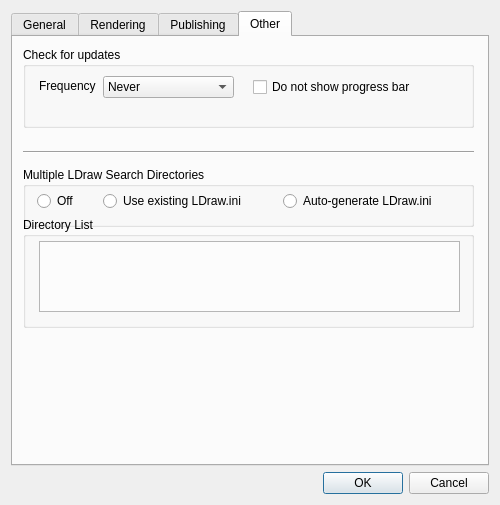
First picture: the form in mainApp/preferences.ui, repository trevorsandy/lpub3d, before the edit.
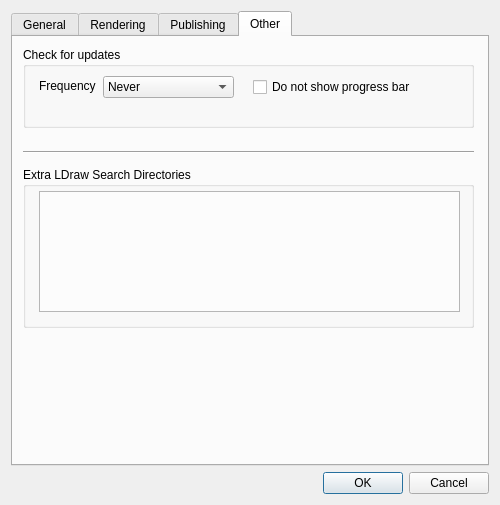
Second picture: the form after the edit.

```diff
--- a/mainApp/preferences.ui
+++ b/mainApp/preferences.ui
@@ -891,65 +891,13 @@
         <enum>Qt::Horizontal</enum>
        </property>
       </widget>
-      <widget class="QGroupBox" name="groupBoxLDrawIni">
-       <property name="geometry">
-        <rect>
-         <x>10</x>
-         <y>130</y>
-         <width>451</width>
-         <height>60</height>
-        </rect>
-       </property>
-       <property name="title">
-        <string>Multiple LDraw Search Directories</string>
-       </property>
-       <widget class="QRadioButton" name="radioSDUseExisting">
-        <property name="geometry">
-         <rect>
-          <x>80</x>
-          <y>24</y>
-          <width>181</width>
-          <height>20</height>
-         </rect>
-        </property>
-        <property name="text">
-         <string>Use existing LDraw.ini</string>
-        </property>
-       </widget>
-       <widget class="QRadioButton" name="radioSDAutoGenerate">
-        <property name="geometry">
-         <rect>
-          <x>260</x>
-          <y>24</y>
-          <width>191</width>
-          <height>20</height>
-         </rect>
-        </property>
-        <property name="text">
-         <string>Auto-generate LDraw.ini</string>
-        </property>
-       </widget>
-       <widget class="QRadioButton" name="redioSDOff">
-        <property name="geometry">
-         <rect>
-          <x>14</x>
-          <y>24</y>
-          <width>71</width>
-          <height>20</height>
-         </rect>
-        </property>
-        <property name="text">
-         <string>Off</string>
-        </property>
-       </widget>
-      </widget>
-      <widget class="QTextEdit" name="textEditSearchDirectories">
+      <widget class="QTextEdit" name="textEditExtraLDrawSearchDirectories">
        <property name="geometry">
         <rect>
          <x>26</x>
-         <y>204</y>
+         <y>154</y>
          <width>421</width>
-         <height>71</height>
+         <height>121</height>
         </rect>
        </property>
        <property name="acceptRichText">
@@ -960,13 +908,13 @@
        <property name="geometry">
         <rect>
          <x>10</x>
-         <y>180</y>
+         <y>130</y>
          <width>451</width>
-         <height>111</height>
+         <height>161</height>
         </rect>
        </property>
        <property name="title">
-        <string>Directory List</string>
+        <string>Extra LDraw Search Directories</string>
        </property>
       </widget>
       <zorder>groupBoxUpdates</zorder>
```
Left out of the diff: 9 changed lines with no effect on the pictures.
